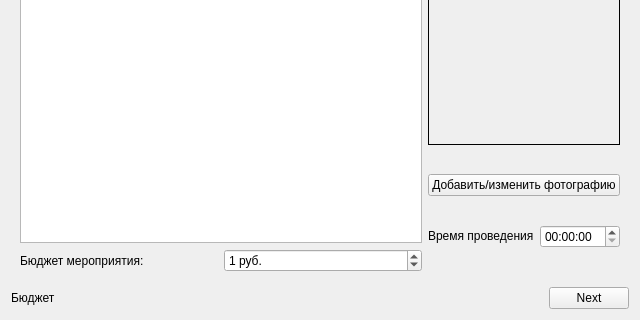
Old version of the form Programming/5_sem (ChMV)/FNickCurs/page.ui in the repository Anastasia1111/Labs; both pictures show x 0 to 640 and y 160 to 480 of the 640 by 480 pixel window.
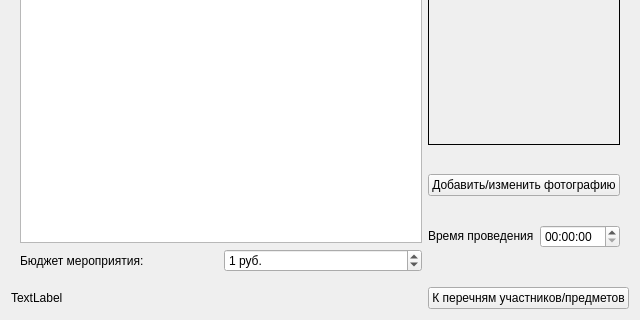
New version of the form.

```diff
--- a/Programming/5_sem (ChMV)/FNickCurs/page.ui
+++ b/Programming/5_sem (ChMV)/FNickCurs/page.ui
@@ -188,14 +188,8 @@
     <layout class="QHBoxLayout" name="horizontalLayout_4">
      <item>
       <widget class="QLabel" name="bougetteLabel">
-       <property name="sizePolicy">
-        <sizepolicy hsizetype="Minimum" vsizetype="Preferred">
-         <horstretch>0</horstretch>
-         <verstretch>0</verstretch>
-        </sizepolicy>
-       </property>
        <property name="text">
-        <string>Бюджет</string>
+        <string>TextLabel</string>
        </property>
       </widget>
      </item>
@@ -208,7 +202,7 @@
         </sizepolicy>
        </property>
        <property name="text">
-        <string>Next</string>
+        <string>К перечням участников/предметов</string>
        </property>
       </widget>
      </item>
```
